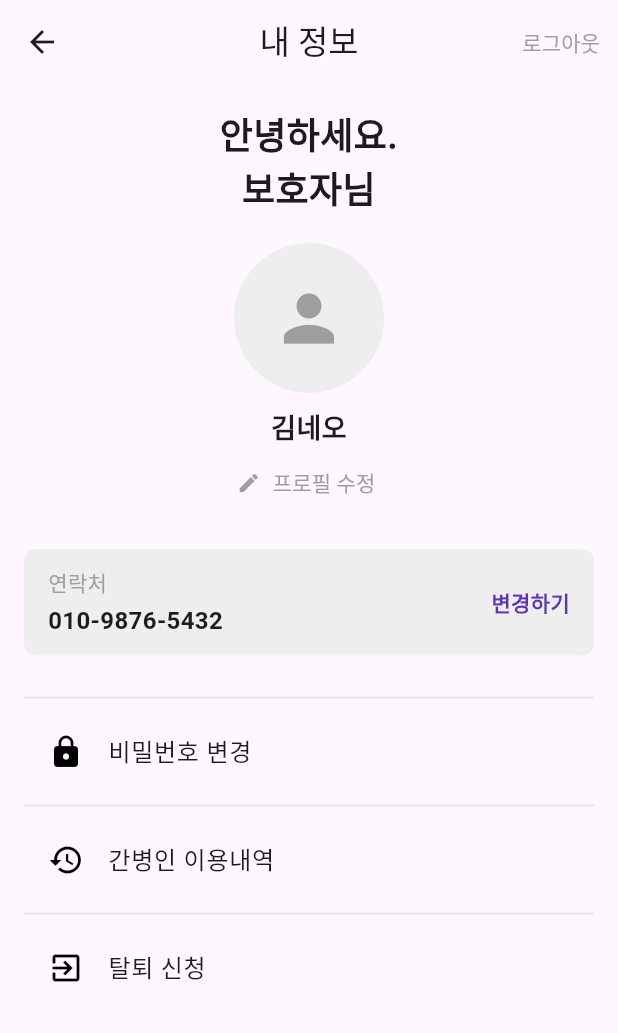
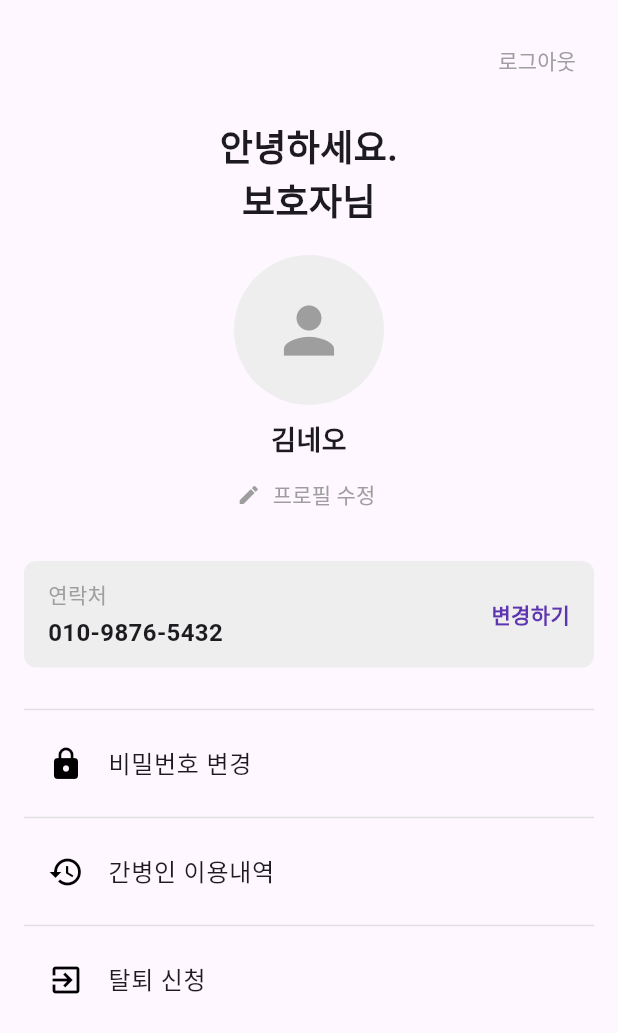
Before and after one commit to didtlrhks/NeoCareApp, a Flutter app: the ProfileScreen widget shown alone on an empty page, opened directly, on a phone screen of 412 x 824 dp. Shown: the top 1033 px of the screen. Run offline on Flutter 3.47's test engine with Material 3 defaults, Android fonts, the phone set to English and light mode, and no system bars.

Commit message:
profile refactorign

```diff
--- a/lib/Screen/home_page.dart
+++ b/lib/Screen/home_page.dart
@@ -224,11 +224,14 @@ class ProfileScreen extends StatelessWidget {
 
   @override
   Widget build(BuildContext context) {
-    return Scaffold(
-      appBar: AppBar(
-        title: const Text("내 정보"),
-        centerTitle: true,
-        actions: [
+    return SingleChildScrollView(
+      padding: const EdgeInsets.all(16.0),
+      child: Column(
+        crossAxisAlignment: CrossAxisAlignment.center,
+        children: [
+          Row(
+            mainAxisAlignment: MainAxisAlignment.end,
+            children: [
               TextButton(
                 onPressed: () {
                   // 로그아웃 기능 추가
@@ -240,11 +243,7 @@ class ProfileScreen extends StatelessWidget {
               ),
             ],
           ),
-      body: SingleChildScrollView(
-        padding: const EdgeInsets.all(16.0),
-        child: Column(
-          crossAxisAlignment: CrossAxisAlignment.center,
-          children: [
+          const SizedBox(height: 16),
           const Text(
             "안녕하세요.\n보호자님",
             style: TextStyle(fontSize: 24, fontWeight: FontWeight.bold),
@@ -344,7 +343,6 @@ class ProfileScreen extends StatelessWidget {
           ),
         ],
       ),
-      ),
     );
   }
 }
```
Lines whose indentation alone changed are shown as unchanged.
